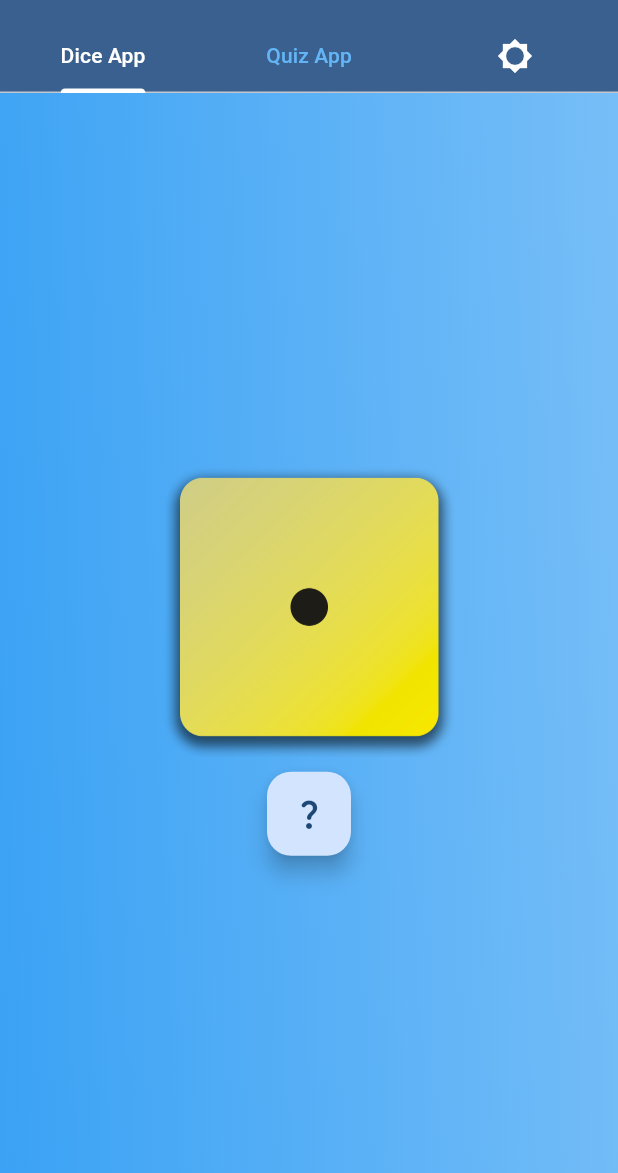
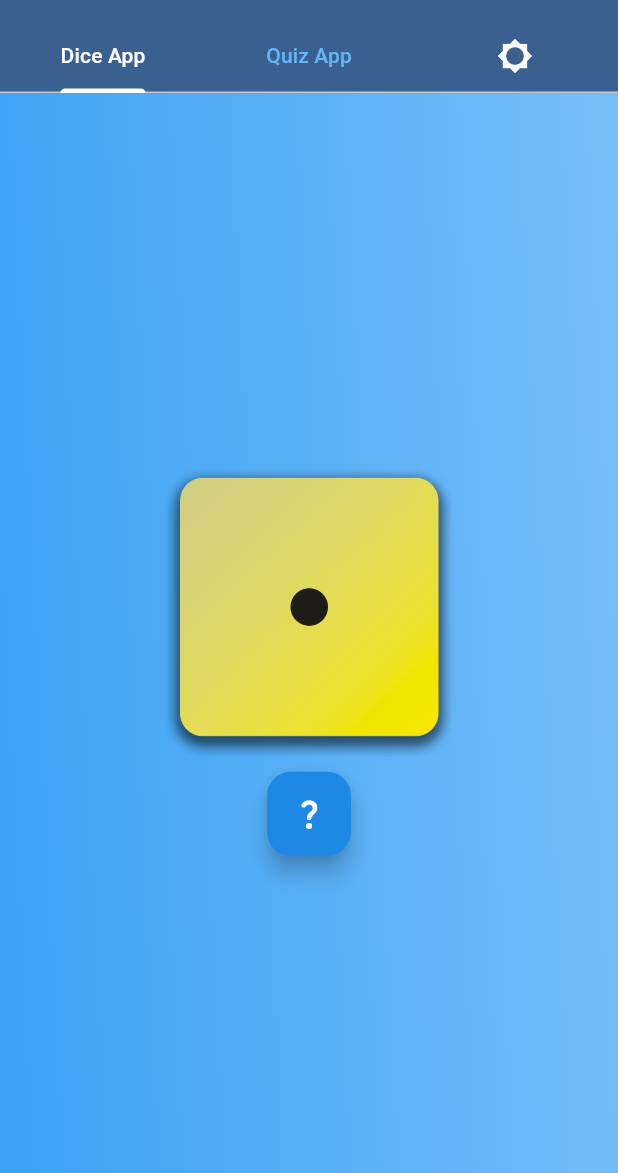
Before and after one commit to louis-perez/flutter-basic-app, a Flutter app: the screen it shows after launch, on a phone screen of 412 x 824 dp, the part 63-1236 px from its top. Run offline on Flutter 3.47's test engine with Material 3 defaults, Android fonts, the phone set to English and light mode, and no system bars; our stand-ins replace google_fonts.

Commit message:
Fix design on dice & quiz_app

```diff
--- a/lib/dice_app/dice_app.dart
+++ b/lib/dice_app/dice_app.dart
@@ -1,5 +1,6 @@
 import 'dart:math';
 import 'package:flutter/material.dart';
+import 'package:google_fonts/google_fonts.dart';
 
 class CounterObject {
   int _counter = 0;
@@ -25,7 +26,14 @@ class CounterObject {
 
   Widget getImageDesc() {
     if(_counter == 7){
-      return const Text('Congrats. You won a bitcoin');
+      return Text(
+        'Congrats. You won a bitcoin',
+        style: GoogleFonts.lato(
+          color: const Color.fromARGB(255,255,255,255),
+          fontSize: 16,
+          fontWeight: FontWeight.bold,
+        )
+      );
     }
     return const Text('');
   }
--- a/lib/main.dart
+++ b/lib/main.dart
@@ -103,7 +103,8 @@ class _MyHomePageState extends State<MyHomePage> with TickerProviderStateMixin {
                   FloatingActionButton(
                     onPressed: () {setState(() {newCount.rollDice();});},
                     tooltip: 'Roll Dice',
-                    child: const Icon(Icons.question_mark_rounded),
+                    backgroundColor: const Color.fromARGB(255, 30, 136, 229),
+                    child: const Icon(Icons.question_mark_rounded, color: Colors.white),
                   ),
                 ],
               )
--- a/lib/quiz_app/summary_data.dart
+++ b/lib/quiz_app/summary_data.dart
@@ -43,7 +43,7 @@ class SummaryData extends StatelessWidget{
                   Text(
                     data['correct_answer'] as String,
                     style: GoogleFonts.lato(
-                      color: const Color.fromARGB(255, 235, 247, 76),
+                      color: const Color.fromARGB(255, 157, 240, 255),
                       fontSize: 13,
                       fontWeight: FontWeight.bold,
                     ),
@@ -52,7 +52,7 @@ class SummaryData extends StatelessWidget{
                   Text(
                     data['chosen_answer'] as String,
                     style: GoogleFonts.lato(
-                      color: data['correct_answer'] == data['chosen_answer'] ? const Color.fromARGB(255, 235, 247, 76) : const Color.fromARGB(255, 240, 58, 58),
+                      color: data['correct_answer'] == data['chosen_answer'] ? const Color.fromARGB(255, 157, 255, 201) : const Color.fromARGB(255, 255, 94, 94),
                       fontSize: 13,
                       fontWeight: FontWeight.bold,
                     ),
```
